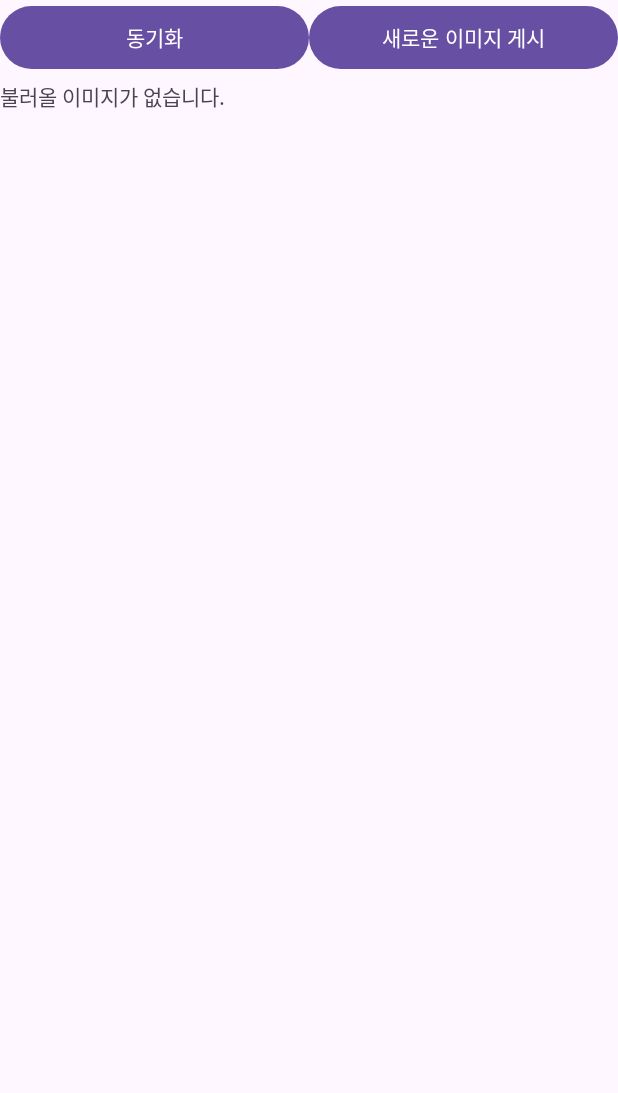
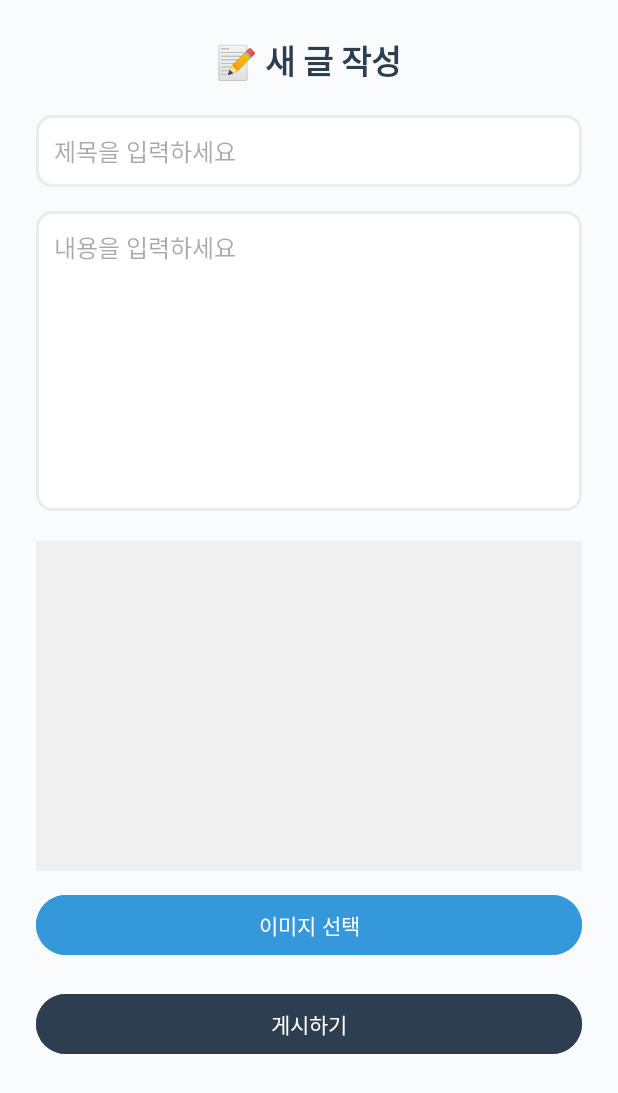
Before and after one commit to doyoung0013/photo_blog, an Android app: the screen it shows after launch (MainActivity before the commit, UploadActivity after it), after a tap on "새로운 이미지 게시", on a phone screen of 412 x 824 dp. Shown: the top 1093 px of the screen. Run offline under Robolectric (Android 15) with nearby library versions, the phone set to English and light mode, and no system bars; pictures from the network do not load; 1 other tap on this screen came first.

Commit message:
feat: 모바일 앱 부분 서버 연동

```diff
--- a/PhotoViewer/app/src/main/java/com/android/photoviewer/MainActivity.java
+++ b/PhotoViewer/app/src/main/java/com/android/photoviewer/MainActivity.java
@@ -27,12 +27,19 @@ import java.net.HttpURLConnection;
 import java.net.URL;
 import java.util.ArrayList;
 import java.util.List;
+import android.content.Intent;
+
 
 public class MainActivity extends AppCompatActivity {
 
     TextView textView;
-    String site_url = "https://www.pythonanywhere.com/user/doyoung"; // 로컬 Django 서버 주소
-    String token = "1db64f54572b2cd2c98d3af0aab5542fe2540415"; // 내가 쓰고 있는 토큰으로 교체
+
+    String site_url = "https://doyoung.pythonanywhere.com"; //배포 서버
+    //String site_url = "http://10.0.2.2:8000"; //개발 서버
+    //String site_url = "http://192.168.45.206:8000"; //socket_server test
+
+    String token = "1db64f54572b2cd2c98d3af0aab5542fe2540415";
+
     CloadImage taskDownload;
     PutPost taskUpload;
 
@@ -41,9 +48,23 @@ public class MainActivity extends AppCompatActivity {
         super.onCreate(savedInstanceState);
         setContentView(R.layout.activity_main);
         textView = findViewById(R.id.textView);
+
+        // ✅ HTTPS 인증서 검증 무시 (PythonAnywhere HTTPS 접근용 / 실습용)
+        try {
+            javax.net.ssl.HttpsURLConnection.setDefaultHostnameVerifier((hostname, session) -> true);
+            javax.net.ssl.SSLContext context = javax.net.ssl.SSLContext.getInstance("TLS");
+            context.init(null, new javax.net.ssl.TrustManager[]{new javax.net.ssl.X509TrustManager() {
+                public void checkClientTrusted(java.security.cert.X509Certificate[] chain, String authType) {}
+                public void checkServerTrusted(java.security.cert.X509Certificate[] chain, String authType) {}
+                public java.security.cert.X509Certificate[] getAcceptedIssuers() { return new java.security.cert.X509Certificate[0]; }
+            }}, new java.security.SecureRandom());
+            javax.net.ssl.HttpsURLConnection.setDefaultSSLSocketFactory(context.getSocketFactory());
+        } catch (Exception e) {
+            e.printStackTrace();
+        }
     }
 
-    /** [동기화 버튼] 클릭 시 서버에서 이미지 목록 불러오기 */
+    /** ✅ '동기화' 버튼 클릭 시: 서버에서 이미지 목록 불러오기 */
     public void onClickDownload(View v) {
         if (taskDownload != null && taskDownload.getStatus() == AsyncTask.Status.RUNNING)
             taskDownload.cancel(true);
@@ -52,18 +73,18 @@ public class MainActivity extends AppCompatActivity {
         Toast.makeText(this, "Download 시작", Toast.LENGTH_SHORT).show();
     }
 
-    /** [새로운 이미지 게시] 버튼 클릭 시 이미지 업로드 */
+    /** ✅ '새로운 이미지 게시' 버튼 클릭 시: 이미지 업로드 */
     public void onClickUpload(View v) {
         File imageFile = new File("/storage/emulated/0/DCIM/Camera/sample.jpg");
         if (!imageFile.exists()) {
             Toast.makeText(this, "이미지 파일이 존재하지 않습니다.", Toast.LENGTH_SHORT).show();
             return;
         }
-        taskUpload = new PutPost(imageFile, "테스트 업로드 from Android");
+        taskUpload = new PutPost(imageFile, "안드로이드에서 올린 테스트 게시물");
         taskUpload.execute(site_url + "/api_root/Post/");
     }
 
-    /** --------------------- AsyncTask ①: 이미지 다운로드 --------------------- */
+    /** ✅ AsyncTask ① : 이미지 다운로드 (GET) */
     private class CloadImage extends AsyncTask<String, Integer, List<Bitmap>> {
         @Override
         protected List<Bitmap> doInBackground(String... urls) {
@@ -75,8 +96,8 @@ public class MainActivity extends AppCompatActivity {
                 conn = (HttpURLConnection) urlAPI.openConnection();
                 conn.setRequestProperty("Authorization", "Token " + token);
                 conn.setRequestMethod("GET");
-                conn.setConnectTimeout(3000);
-                conn.setReadTimeout(3000);
+                conn.setConnectTimeout(5000);
+                conn.setReadTimeout(5000);
 
                 if (conn.getResponseCode() == HttpURLConnection.HTTP_OK) {
                     InputStream is = conn.getInputStream();
@@ -103,6 +124,8 @@ public class MainActivity extends AppCompatActivity {
                             imgStream.close();
                         }
                     }
+                } else {
+                    System.out.println("GET 실패: " + conn.getResponseCode());
                 }
             } catch (IOException | JSONException e) {
                 e.printStackTrace();
@@ -125,7 +148,7 @@ public class MainActivity extends AppCompatActivity {
         }
     }
 
-    /** --------------------- AsyncTask ②: 이미지 업로드 --------------------- */
+    /** ✅ AsyncTask ② : 이미지 업로드 (POST) */
     private class PutPost extends AsyncTask<String, Integer, String> {
         private final File imageFile;
         private final String title;
@@ -150,8 +173,8 @@ public class MainActivity extends AppCompatActivity {
                 conn.setRequestMethod("POST");
                 conn.setDoOutput(true);
                 conn.setUseCaches(false);
-                conn.setConnectTimeout(3000);
-                conn.setReadTimeout(3000);
+                conn.setConnectTimeout(5000);
+                conn.setReadTimeout(5000);
                 conn.setRequestProperty("Content-Type", "multipart/form-data; boundary=" + boundary);
 
                 DataOutputStream dos = new DataOutputStream(conn.getOutputStream());
@@ -197,5 +220,11 @@ public class MainActivity extends AppCompatActivity {
         protected void onPostExecute(String result) {
             Toast.makeText(MainActivity.this, result, Toast.LENGTH_LONG).show();
         }
+
+    }
+
+    public void onClickGoToUpload(View v) {
+        Intent intent = new Intent(MainActivity.this, UploadActivity.class);
+        startActivity(intent);
     }
 }
--- /dev/null
+++ b/PhotoViewer/app/src/main/res/drawable/input_field.xml
@@ -0,0 +1,7 @@
+<shape xmlns:android="http://schemas.android.com/apk/res/android"
+    android:shape="rectangle">
+    <solid android:color="#ffffff"/>
+    <stroke android:width="2dp" android:color="#e8edf2"/>
+    <corners android:radius="10dp"/>
+    <padding android:left="10dp" android:top="10dp" android:right="10dp" android:bottom="10dp"/>
+</shape>
--- a/PhotoViewer/app/src/main/res/layout/activity_main.xml
+++ b/PhotoViewer/app/src/main/res/layout/activity_main.xml
@@ -21,12 +21,15 @@
             android:text="동기화" />
 
         <Button
-            android:id="@+id/btn_save"
+            android:id="@+id/btnUpload"
             android:layout_width="0dp"
             android:layout_height="50dp"
             android:layout_weight="1"
-            android:onClick="onClickUpload"
-            android:text="새로운 이미지 게시" />
+            android:text="새로운 이미지 게시"
+            android:onClick="onClickGoToUpload"
+            android:backgroundTint="#2c3e50"
+            android:textColor="@android:color/white" />
+
     </LinearLayout>
 
     <TextView
--- /dev/null
+++ b/PhotoViewer/app/src/main/res/layout/activity_upload.xml
@@ -0,0 +1,71 @@
+<?xml version="1.0" encoding="utf-8"?>
+<ScrollView xmlns:android="http://schemas.android.com/apk/res/android"
+    android:layout_width="match_parent"
+    android:layout_height="match_parent"
+    android:background="#fafbfd">
+
+    <LinearLayout
+        android:layout_width="match_parent"
+        android:layout_height="wrap_content"
+        android:orientation="vertical"
+        android:padding="24dp"
+        android:gravity="center_horizontal">
+
+        <TextView
+            android:text="📝 새 글 작성"
+            android:textSize="22sp"
+            android:textStyle="bold"
+            android:textColor="#2c3e50"
+            android:layout_marginBottom="20dp"
+            android:layout_width="wrap_content"
+            android:layout_height="wrap_content" />
+
+
+        <EditText
+            android:id="@+id/editTitle"
+            android:hint="제목을 입력하세요"
+            android:layout_width="match_parent"
+            android:layout_height="wrap_content"
+            android:padding="12dp"
+            android:background="@drawable/input_field"
+            android:textSize="16sp" />
+
+        <EditText
+            android:id="@+id/editText"
+            android:hint="내용을 입력하세요"
+            android:layout_width="match_parent"
+            android:layout_height="200dp"
+            android:gravity="top"
+            android:padding="12dp"
+            android:background="@drawable/input_field"
+            android:textSize="16sp"
+            android:layout_marginTop="16dp" />
+
+        <ImageView
+            android:id="@+id/imagePreview"
+            android:layout_width="match_parent"
+            android:layout_height="220dp"
+            android:layout_marginTop="20dp"
+            android:background="#f0f0f0"
+            android:scaleType="centerCrop" />
+
+        <Button
+            android:text="이미지 선택"
+            android:onClick="onClickSelectImage"
+            android:layout_width="match_parent"
+            android:layout_height="wrap_content"
+            android:layout_marginTop="12dp"
+            android:backgroundTint="#3498db"
+            android:textColor="@android:color/white" />
+
+        <Button
+            android:text="게시하기"
+            android:onClick="onClickUpload"
+            android:layout_width="match_parent"
+            android:layout_height="wrap_content"
+            android:layout_marginTop="18dp"
+            android:backgroundTint="#2c3e50"
+            android:textColor="@android:color/white" />
+
+    </LinearLayout>
+</ScrollView>
```
Also changed, not shown: PhotoViewer/app/src/main/AndroidManifest.xml (+5 -2 lines), PhotoViewer/app/src/main/java/com/android/photoviewer/FileUtils.java (added, +19 -0 lines), PhotoViewer/app/src/main/java/com/android/photoviewer/UploadActivity.java (added, +156 -0 lines).
